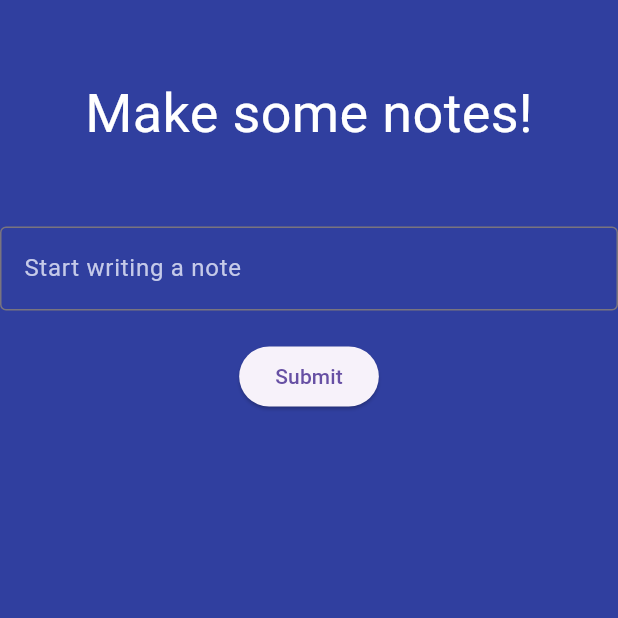
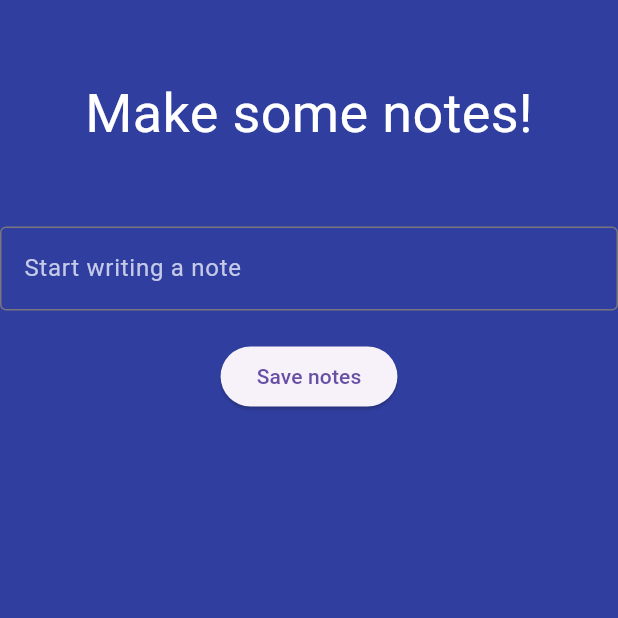
Before and after one commit to mpiastucki/note_app, a Flutter app: the screen it shows after launch, on a phone screen of 412 x 824 dp, the top half of it. Run offline on Flutter 3.47's test engine with Material 3 defaults, Android fonts, the phone set to English and light mode, and no system bars; our stand-ins replace hive_flutter; accounts and stored records are empty.

Commit message:
feat: load state from Hive and save state to Hive

```diff
--- a/lib/main.dart
+++ b/lib/main.dart
@@ -1,6 +1,10 @@
 import 'package:flutter/material.dart';
+import 'package:hive_flutter/hive_flutter.dart';
 
-void main() {
+void main() async {
+  await Hive.initFlutter();
+  await Hive.openBox<List>("noteBox");
+
   runApp(const MainApp());
 }
 
@@ -15,10 +19,25 @@ class MainApp extends StatefulWidget {
 
 class _MainAppState extends State<MainApp> {
   TextEditingController submitController = TextEditingController();
-  List<String> notes = [];
+  late List<dynamic> notes;
+  late Box<List> db;
+
+  @override
+  void initState() {
+    super.initState();
+
+    db = Hive.box("noteBox");
+    List<dynamic>? data = db.get("notes");
+    if (data != null) {
+      notes = data;
+    } else {
+      notes = [];
+    }
+  }
 
   @override
   void dispose() {
+    db.close();
     submitController.dispose();
     super.dispose();
   }
@@ -59,13 +78,13 @@ class _MainAppState extends State<MainApp> {
             Padding(
                 padding: const EdgeInsets.symmetric(vertical: 20),
                 child: ElevatedButton(
-                    onPressed: () {
+                    onPressed: () async {
+                      await db.put("notes", notes);
                       setState(() {
-                        notes.add(submitController.text);
                         submitController.clear();
                       });
                     },
-                    child: const Text("Submit"))),
+                    child: const Text("Save notes"))),
             Flexible(
                 child: ListView.builder(
               padding: const EdgeInsets.all(10),
```
